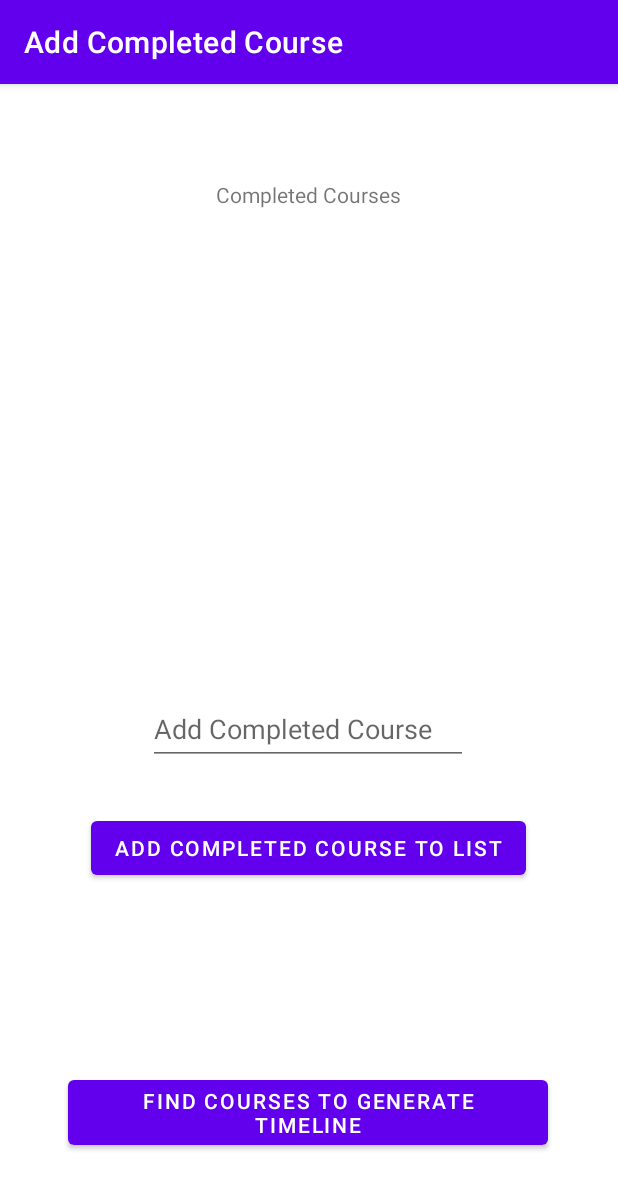
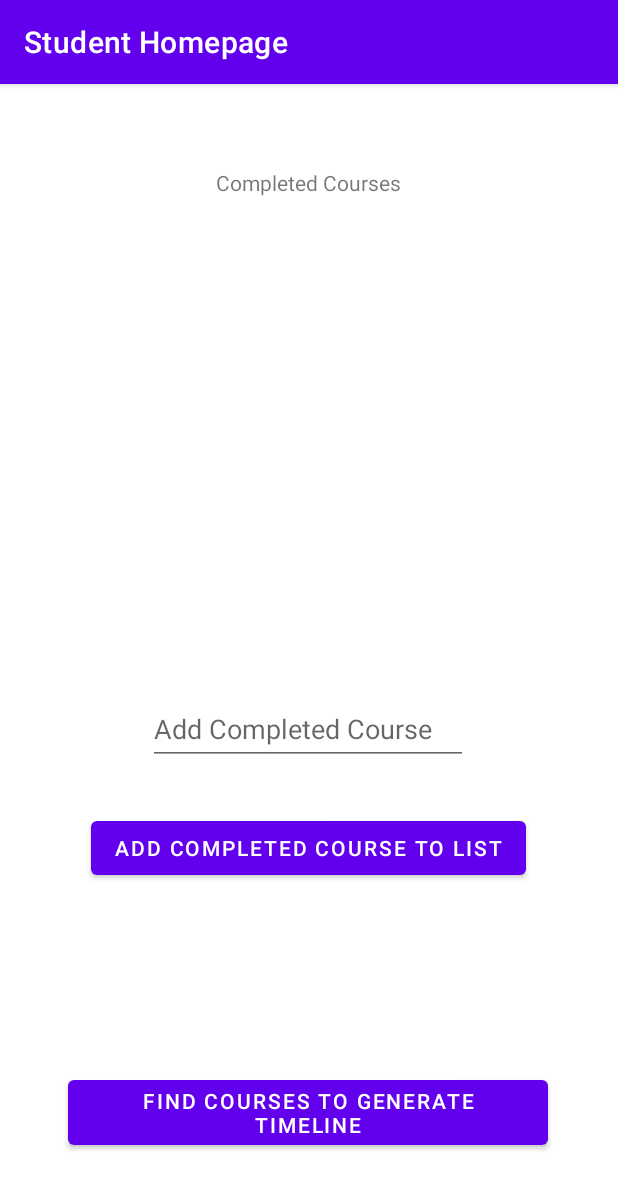
Before and after one commit to mohammadqassim12/B07Porject, an Android app: the student_homepage screen opened directly, with no data from a screen before it, on a phone screen of 412 x 824 dp. Shown: the top 1189 px of the screen. Run offline under Robolectric (Android 15) with nearby library versions, the phone set to English and light mode, and no system bars; our stand-ins replace Firebase (no records; nobody signed in at launch, a user with empty details on screens opened directly).

```diff
--- a/app/src/main/AndroidManifest.xml
+++ b/app/src/main/AndroidManifest.xml
@@ -31,11 +31,11 @@
             android:label="Preference">
         </activity>
         <activity android:name=".student_homepage"
-            android:label="Add Completed Course"
+            android:label="Student Homepage"
             android:exported="true">
         </activity>
         <activity android:name=".generate_timeline"
-            android:label="Home">
+            android:label="Generate Timeline">
         </activity>
     </application>
 
--- a/app/src/main/java/com/example/app/student_homepage.java
+++ b/app/src/main/java/com/example/app/student_homepage.java
@@ -1,9 +1,9 @@
 package com.example.app;
 
+import android.annotation.SuppressLint;
 import android.content.Intent;
 import android.os.Bundle;
 
-import androidx.annotation.NonNull;
 import androidx.appcompat.app.AppCompatActivity;
 import androidx.fragment.app.Fragment;
 import androidx.recyclerview.widget.LinearLayoutManager;
@@ -11,27 +11,19 @@ import androidx.recyclerview.widget.RecyclerView;
 
 import android.util.Log;
 import android.view.LayoutInflater;
+import android.view.ViewGroup;
 import android.view.View;
-import android.view.ViewGroup;
-import android.widget.ArrayAdapter;
 import android.widget.Button;
 import android.widget.EditText;
-import android.widget.Spinner;
 import android.widget.TextView;
 
-import com.google.android.material.textfield.TextInputEditText;
 import com.google.firebase.database.DataSnapshot;
 import com.google.firebase.database.DatabaseError;
 import com.google.firebase.database.DatabaseReference;
 import com.google.firebase.database.FirebaseDatabase;
 import com.google.firebase.database.ValueEventListener;
 
-import org.w3c.dom.Text;
-
-import java.lang.reflect.Array;
 import java.util.ArrayList;
-import java.util.Arrays;
-import java.util.List;
 
 /**
  * A simple {@link Fragment} subclass.
@@ -67,17 +59,20 @@ public class student_homepage extends AppCompatActivity {
         return fragment;
     }
 
+
+
     private TextView add_comp_course;
-    private TextView confirm_course;
+    private TextView confirm_course_click;
     private TextView make_timeline_click;
     private RecyclerView recycler_view;
     comp_course_adapter myAdapter;
-    ArrayList<String> display_courses;
-    int i = 0;
+    ArrayList<String> list = new ArrayList<String>();
+    Button deleteCourse;
 
     public student_homepage() {
         // Required empty public constructor
     }
+
 
     @Override
     public void onCreate(Bundle savedInstanceState) {
@@ -87,46 +82,42 @@ public class student_homepage extends AppCompatActivity {
         FirebaseDatabase database = FirebaseDatabase.getInstance();
         DatabaseReference user_database = database.getReference();
 
-        recycler_view = (RecyclerView) findViewById(R.id.comp_courses);
+        recycler_view = (RecyclerView) findViewById(R.id.comp_courses_rv);
         LinearLayoutManager llm = new LinearLayoutManager(this);
 
-        DatabaseReference myRef = user_database.child("User Database").child("Bob (test)").child("Completed Courses (test)");
+        DatabaseReference myRef = user_database.child("User Database").child("Bob (test)").child("Completed Courses(test)");
         myRef.addValueEventListener(new ValueEventListener() {
+
+            int i = 0;
             @Override
-            public void onDataChange(@NonNull DataSnapshot snapshot) {
+            public void onDataChange(DataSnapshot snapshot) {
                 for(DataSnapshot childSnapshot: snapshot.getChildren()) {
                     String course = childSnapshot.getKey();
-                    display_courses.add(course);
-                    Log.d("testing", display_courses.get(i));
+                    list.add(course);
+                    Log.d("testing", list.get(i));
                     i++;
                 }
-                myAdapter = new comp_course_adapter(display_courses);
+                myAdapter = new comp_course_adapter(list);
                 recycler_view.setAdapter(myAdapter);
                 recycler_view.setLayoutManager(llm);
             }
 
             @Override
-            public void onCancelled(@NonNull DatabaseError error) {
+            public void onCancelled(DatabaseError error) {
                 Log.w("testing", "Failed to read value.", error.toException());
             }
         });
 
         add_comp_course = (TextView)findViewById(R.id.add_comp_course);
-        confirm_course = (TextView)findViewById(R.id.confirm_add);
-        confirm_course.setOnClickListener(new View.OnClickListener() {
+        confirm_course_click = (TextView)findViewById(R.id.confirm_add);
+        confirm_course_click.setOnClickListener(new View.OnClickListener() {
             @Override
             public void onClick(View view) {
-
-                //retrieve arraylist in firebase here
-
                 String comp_course_input = ((EditText) findViewById(R.id.add_comp_course)).getText().toString();
                 user_database.child("User Database").child("Bob (test)").child("Completed Courses(test)").child(comp_course_input).setValue(true);
                 add_comp_course.setText("");
             }
         });
-
-
-
 
         make_timeline_click = (TextView) findViewById(R.id.make_timeline);
         make_timeline_click.setOnClickListener(new View.OnClickListener() {
--- a/app/src/main/res/layout/fragment_student_homepage.xml
+++ b/app/src/main/res/layout/fragment_student_homepage.xml
@@ -16,7 +16,7 @@
             android:id="@+id/header"
             android:layout_width="wrap_content"
             android:layout_height="wrap_content"
-            android:layout_marginTop="64dp"
+            android:layout_marginTop="56dp"
             android:text="@string/header"
             app:layout_constraintEnd_toEndOf="parent"
             app:layout_constraintHorizontal_bias="0.498"
@@ -24,9 +24,9 @@
             app:layout_constraintTop_toTopOf="parent" />
 
         <androidx.recyclerview.widget.RecyclerView
-            android:id="@+id/comp_courses"
-            android:layout_width="wrap_content"
-            android:layout_height="wrap_content"
+            android:id="@+id/comp_courses_rv"
+            android:layout_width="350dp"
+            android:layout_height="260dp"
             android:layout_marginBottom="1dp"
             app:layout_constraintBottom_toTopOf="@+id/add_comp_course"
             app:layout_constraintEnd_toEndOf="parent"
@@ -65,14 +65,14 @@
             android:layout_width="wrap_content"
             android:layout_height="wrap_content"
             android:ems="10"
+            android:hint="Add Completed Course"
             android:minHeight="48dp"
             app:layout_constraintBottom_toBottomOf="parent"
             app:layout_constraintEnd_toEndOf="parent"
             app:layout_constraintHorizontal_bias="0.497"
             app:layout_constraintStart_toStartOf="parent"
             app:layout_constraintTop_toTopOf="parent"
-            app:layout_constraintVertical_bias="0.564"
-            android:hint="Add Completed Course" />
+            app:layout_constraintVertical_bias="0.564" />
     </androidx.constraintlayout.widget.ConstraintLayout>
 
 </FrameLayout>
```
Also changed, not shown: app/src/main/java/com/example/app/comp_course_adapter.java (+8 -9 lines), app/src/main/res/layout/comp_course_item.xml (+35 -11 lines).
